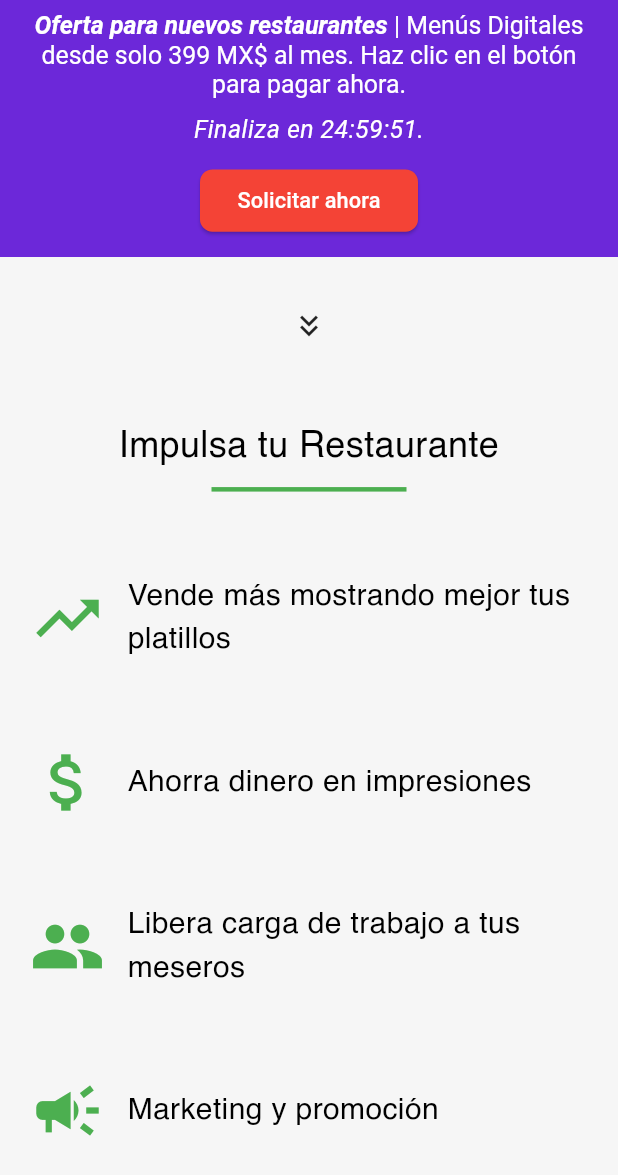
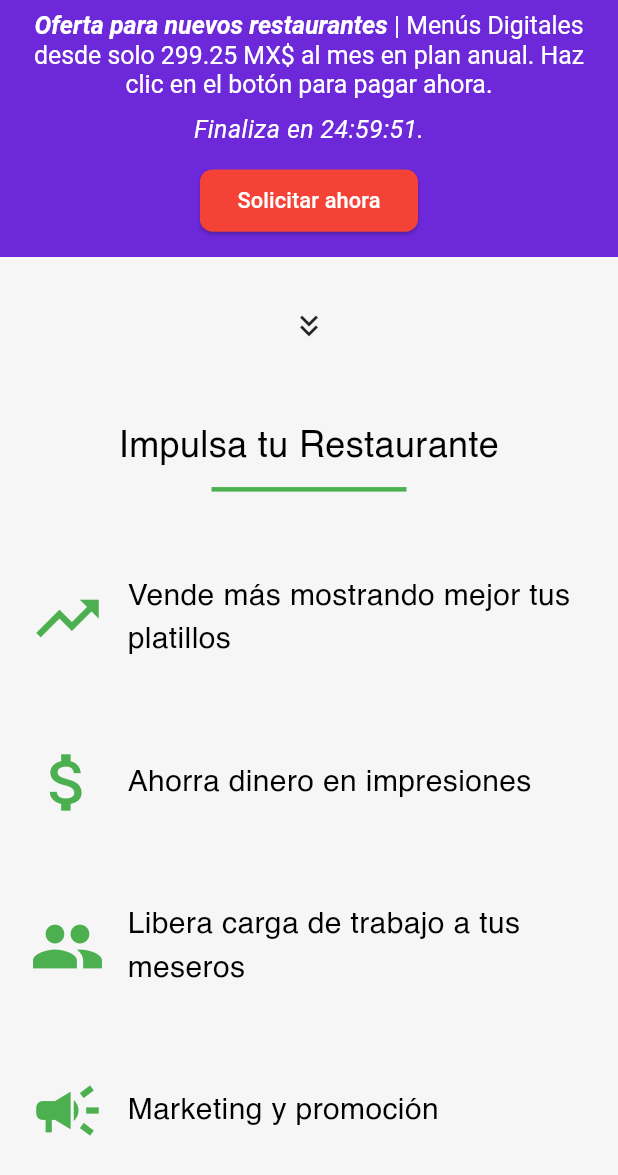
Before and after one commit to sdmunozo/menu_landing, a Flutter app: the screen it shows after launch, scrolled down 576 dp, after a tap on "Solicitar ahora", on a phone screen of 412 x 824 dp. Shown: the top 1175 px of the screen. Run offline on Flutter 3.47's test engine with Material 3 defaults, Android fonts, the phone set to English and light mode, and no system bars; our stand-ins replace auto_size_text, font_awesome_flutter, shared_preferences, video_player; network calls fail.

Commit message:
Update Landing Commit 1.9

```diff
--- a/lib/ui/pages/home_page.dart
+++ b/lib/ui/pages/home_page.dart
@@ -7,6 +7,7 @@ import 'package:landing_v3/ui/views/faq_view.dart';
 import 'package:landing_v3/ui/views/for_who_view.dart';
 import 'package:landing_v3/ui/views/menu_screens_view.dart';
 import 'package:landing_v3/ui/views/presentation_view.dart';
+import 'package:landing_v3/ui/views/suscriptions_view.dart';
 import 'package:landing_v3/ui/views/testimonials_view.dart';
 import 'package:landing_v3/ui/views/trust_elements_view.dart';
 import 'package:landing_v3/ui/views/why_us_view.dart';
@@ -61,6 +62,7 @@ class _HomeBody extends StatelessWidget {
             const MenuScreensView(),
             const ForWhoView(),
             const WhyUsView(),
+            const SuscriptionsView(),
             const TestimonialsView(),
             const FAQView(),
             const TrustElementsView(),
@@ -107,7 +109,7 @@ class _HomeBody extends StatelessWidget {
                   ),
                 ],
               ),
-            )
+            ),
           ],
         ),
       ),
--- a/lib/ui/shared/promotional_widget.dart
+++ b/lib/ui/shared/promotional_widget.dart
@@ -145,7 +145,7 @@ class BuildCallToAction extends StatelessWidget {
       padding: const EdgeInsets.all(10.0),
       child: ElevatedButton(
         onPressed: () {
-          _launchUrl(Uri.parse('https://buy.stripe.com/4gwfZ0eztgk24JWcMM'));
+          _launchUrl(Uri.parse('https://buy.stripe.com/00g4gicrld7Q2BOcMO'));
         },
         style: ElevatedButton.styleFrom(
           backgroundColor: Colors.red,
@@ -193,7 +193,7 @@ class _BuildPromotionText extends StatelessWidget {
               ),
               TextSpan(
                 text:
-                    "| Menús Digitales desde solo 399 MX\$ al mes. Haz clic en el botón para pagar ahora. ",
+                    "| Menús Digitales desde solo 299.25 MX\$ al mes en plan anual. Haz clic en el botón para pagar ahora. ",
                 style: TextStyle(
                   color: Colors.white,
                   fontSize: 16,
--- /dev/null
+++ b/lib/ui/shared/type_suscription_widget.dart
@@ -0,0 +1,316 @@
+import 'package:flutter/material.dart';
+import 'package:url_launcher/url_launcher.dart';
+import 'package:font_awesome_flutter/font_awesome_flutter.dart';
+
+class SubscriptionWidget extends StatelessWidget {
+  final String name;
+  final String pricePerMonth;
+  final String subscriptionLink;
+  final int? period;
+  final String? pricePerPeriod;
+  final String? monthsSaved;
+
+  const SubscriptionWidget({
+    Key? key,
+    required this.name,
+    required this.pricePerMonth,
+    required this.subscriptionLink,
+    this.period,
+    this.pricePerPeriod,
+    this.monthsSaved = '0',
+  }) : super(key: key);
+
+  @override
+  Widget build(BuildContext context) {
+    if (period == 1) {
+      return SizedBox();
+    }
+
+    String subscriptionText;
+    if (period == 6) {
+      subscriptionText = 'Suscripción semestral de \$$pricePerPeriod';
+    } else if (period == 12) {
+      subscriptionText = 'Suscripción anual de \$$pricePerPeriod';
+    } else {
+      subscriptionText = '';
+    }
+
+    return Stack(
+      alignment: Alignment.topCenter,
+      clipBehavior: Clip.none,
+      children: [
+        Card(
+          margin: const EdgeInsets.all(16.0),
+          child: ConstrainedBox(
+            constraints: BoxConstraints(maxWidth: 300),
+            child: Container(
+              decoration: BoxDecoration(
+                border: Border.all(
+                  color: Color(0XFF3B8686),
+                  width: 2.0,
+                ),
+                borderRadius: BorderRadius.circular(10.0),
+              ),
+              child: Padding(
+                padding: const EdgeInsets.only(
+                  top: 32.0,
+                  left: 16.0,
+                  right: 16.0,
+                  bottom: 16.0,
+                ),
+                child: Column(
+                  crossAxisAlignment: CrossAxisAlignment.start,
+                  children: [
+                    Text(
+                      name,
+                      style: TextStyle(
+                        fontSize: 22,
+                        fontWeight: FontWeight.bold,
+                        color: Colors.black,
+                      ),
+                    ),
+                    const SizedBox(height: 8),
+                    Row(
+                      children: [
+                        Padding(
+                          padding: const EdgeInsets.only(right: 8.0),
+                          child: Image.asset(
+                            'assets/tools/flag.png',
+                            width: 20,
+                            height: 20,
+                          ),
+                        ),
+                        Text(
+                          '\$$pricePerMonth/mes',
+                          style: TextStyle(
+                            fontSize: 18,
+                            fontWeight: FontWeight.normal,
+                            color: Colors.black,
+                          ),
+                        ),
+                      ],
+                    ),
+                    if (subscriptionText.isNotEmpty) ...[
+                      const SizedBox(height: 8),
+                      Text(
+                        subscriptionText,
+                        style: TextStyle(
+                          fontSize: 16,
+                          fontWeight: FontWeight.normal,
+                          color: Colors.grey[600],
+                        ),
+                      ),
+                    ],
+                    const SizedBox(height: 16),
+                    SizedBox(
+                      width: double.infinity,
+                      child: ElevatedButton(
+                        onPressed: () async {
+                          if (await canLaunch(subscriptionLink)) {
+                            await launch(subscriptionLink);
+                          } else {}
+                        },
+                        child: Text(
+                          'Suscríbete a $name',
+                          style: TextStyle(
+                            color: Colors.white,
+                            fontWeight: FontWeight.bold,
+                          ),
+                        ),
+                        style: ButtonStyle(
+                          backgroundColor:
+                              MaterialStateProperty.all(Colors.green),
+                          padding: MaterialStateProperty.all(
+                            const EdgeInsets.symmetric(vertical: 12.0),
+                          ),
+                          shape: MaterialStateProperty.all(
+                            RoundedRectangleBorder(
+                              borderRadius: BorderRadius.circular(10.0),
+                            ),
+                          ),
+                        ),
+                      ),
+                    ),
+                  ],
+                ),
+              ),
+            ),
+          ),
+        ),
+        if (monthsSaved != '0') ...[
+          Positioned(
+            top: 0,
+            child: DiscountTime(
+                discountMonths:
+                    monthsSaved != null ? int.parse(monthsSaved!) : 0),
+          ),
+        ]
+      ],
+    );
+  }
+}
+
+class DiscountTime extends StatelessWidget {
+  final int discountMonths;
+
+  const DiscountTime({Key? key, required this.discountMonths})
+      : super(key: key);
+
+  @override
+  Widget build(BuildContext context) {
+    String monthsText = discountMonths == 1 ? 'MES' : 'MESES';
+
+    return Container(
+      decoration: BoxDecoration(
+        color: Color(0XFF3B8686),
+        borderRadius: BorderRadius.circular(20.0),
+      ),
+      padding: const EdgeInsets.all(8.0),
+      child: Text(
+        "AHORRAS $discountMonths $monthsText",
+        style: TextStyle(color: Colors.white, fontSize: 10, letterSpacing: 1.5),
+      ),
+    );
+  }
+}
+
+
+/*import 'package:flutter/material.dart';
+import 'package:url_launcher/url_launcher.dart';
+
+class SubscriptionWidget extends StatelessWidget {
+  final String name;
+  final String pricePerMonth;
+  final String subscriptionLink;
+  final int? period;
+  final String? pricePerPeriod;
+  final String? monthsSaved;
+
+  const SubscriptionWidget({
+    Key? key,
+    required this.name,
+    required this.pricePerMonth,
+    required this.subscriptionLink,
+    this.period,
+    this.pricePerPeriod,
+    this.monthsSaved,
+  }) : super(key: key);
+
+  @override
+  Widget build(BuildContext context) {
+    return Stack(
+      alignment: Alignment.topCenter,
+      clipBehavior: Clip.none,
+      children: [
+        Card(
+          margin: const EdgeInsets.all(16.0),
+          child: Container(
+            decoration: BoxDecoration(
+              border: Border.all(
+                color: Color(0XFF3B8686), // Color del borde
+                width: 2.0, // Ancho del borde
+              ),
+              borderRadius: BorderRadius.circular(10.0),
+            ),
+            child: Padding(
+              padding: const EdgeInsets.only(
+                top: 32.0,
+                left: 16.0,
+                right: 16.0,
+                bottom: 16.0,
+              ),
+              child: Column(
+                crossAxisAlignment: CrossAxisAlignment.start,
+                children: [
+                  Text(
+                    name,
+                    style: TextStyle(
+                      fontSize: 22,
+                      fontWeight: FontWeight.bold,
+                      color: Colors.black,
+                    ),
+                  ),
+                  const SizedBox(height: 8),
+                  Text(
+                    '\$$pricePerMonth/mes',
+                    style: TextStyle(
+                      fontSize: 18,
+                      fontWeight: FontWeight.normal,
+                      color: Colors.black,
+                    ),
+                  ),
+                  if (pricePerPeriod != null) ...[
+                    const SizedBox(height: 8),
+                    Text(
+                      'Suscripción anual de \$$pricePerPeriod',
+                      style: TextStyle(
+                        fontSize: 16,
+                        fontWeight: FontWeight.normal,
+                        color: Colors.grey[600],
+                      ),
+                    ),
+                  ],
+                  const SizedBox(height: 16),
+                  ElevatedButton(
+                    onPressed: () async {
+                      if (await canLaunch(subscriptionLink)) {
+                        await launch(subscriptionLink);
+                      } else {
+                        // handle the error here
+                      }
+                    },
+                    child: Text(
+                      'Suscríbete a $name',
+                      style: TextStyle(
+                        color: Colors.white,
+                        fontWeight: FontWeight.bold,
+                      ),
+                    ),
+                    style: ButtonStyle(
+                      backgroundColor: MaterialStateProperty.all(Colors.green),
+                      padding: MaterialStateProperty.all(
+                        const EdgeInsets.symmetric(vertical: 12.0),
+                      ),
+                    ),
+                  ),
+                ],
+              ),
+            ),
+          ),
+        ),
+        Positioned(
+          top: 0,
+          child: DiscountTime(
+              discountMonths:
+                  monthsSaved != null ? int.parse(monthsSaved!) : 0),
+        ),
+      ],
+    );
+  }
+}
+
+class DiscountTime extends StatelessWidget {
+  final int discountMonths;
+
+  const DiscountTime({Key? key, required this.discountMonths})
+      : super(key: key);
+
+  @override
+  Widget build(BuildContext context) {
+    String monthsText = discountMonths == 1 ? 'MES' : 'MESES';
+
+    return Container(
+      decoration: BoxDecoration(
+        color: Color(0XFF3B8686),
+        borderRadius: BorderRadius.circular(20.0),
+      ),
+      padding: const EdgeInsets.all(8.0),
+      child: Text(
+        "AHORRAS $discountMonths $monthsText",
+        style: TextStyle(color: Colors.white, fontSize: 10, letterSpacing: 1.5),
+      ),
+    );
+  }
+}
+
+*/
--- /dev/null
+++ b/lib/ui/views/suscriptions_view.dart
@@ -0,0 +1,95 @@
+import 'package:flutter/material.dart';
+import 'package:font_awesome_flutter/font_awesome_flutter.dart';
+import 'package:landing_v3/ui/shared/custom_title_widget.dart';
+import 'package:landing_v3/ui/shared/trust_elements_widget.dart';
+import 'package:landing_v3/ui/shared/type_suscription_widget.dart';
+
+const maxWidth = 1000.0;
+
+double responsiveFontSize(double baseSize, BoxConstraints constraints) {
+  return constraints.maxWidth > maxWidth ? baseSize + 10 : baseSize;
+}
+
+TextStyle subtitleStyle(BoxConstraints constraints) => TextStyle(
+      fontFamily: 'Helvetica',
+      fontSize: responsiveFontSize(24, constraints),
+      fontWeight: FontWeight.normal,
+      color: Colors.black,
+    );
+
+TextStyle titleStyle(BoxConstraints constraints) => TextStyle(
+      fontFamily: 'Helvetica',
+      fontSize: responsiveFontSize(28, constraints),
+      fontWeight: FontWeight.normal,
+      color: Colors.black,
+    );
+
+class SuscriptionsView extends StatelessWidget {
+  const SuscriptionsView({super.key});
+
+  @override
+  Widget build(BuildContext context) {
+    return LayoutBuilder(builder: (context, constraints) {
+      return Column(
+        children: [
+          Container(
+            color: const Color.fromRGBO(246, 246, 246, 1),
+            child: PointsWidget(constraints: constraints),
+          ),
+        ],
+      );
+    });
+  }
+}
+
+class PointsWidget extends StatelessWidget {
+  final BoxConstraints constraints;
+
+  const PointsWidget({super.key, required this.constraints});
+
+  @override
+  Widget build(BuildContext context) {
+    return SizedBox(
+      width:
+          constraints.maxWidth > maxWidth ? constraints.maxWidth * 0.8 : null,
+      child: Column(
+        crossAxisAlignment: CrossAxisAlignment.center,
+        mainAxisAlignment: MainAxisAlignment.spaceAround,
+        children: [
+          const SizedBox(height: 20),
+          CustomTitleWidget(
+            text: "Suscríbete y potencia tu Restaurante",
+            constraints: constraints,
+            maxWidth: maxWidth,
+          ),
+          const SizedBox(height: 30),
+          const Wrap(
+            children: [
+              SubscriptionWidget(
+                name: 'Mensual',
+                pricePerMonth: '399',
+                subscriptionLink: 'https://buy.stripe.com/4gwfZ0eztgk24JWcMM',
+              ),
+              SubscriptionWidget(
+                name: 'Semestral',
+                pricePerMonth: '332.5',
+                subscriptionLink: 'https://buy.stripe.com/4gw9ACajd8RAccoeUV',
+                period: 6,
+                pricePerPeriod: '1995',
+                monthsSaved: '1',
+              ),
+              SubscriptionWidget(
+                name: 'Anual',
+                pricePerMonth: '299.25',
+                subscriptionLink: 'https://buy.stripe.com/00g4gicrld7Q2BOcMO',
+                period: 12,
+                pricePerPeriod: '3591',
+                monthsSaved: '3',
+              ),
+            ],
+          )
+        ],
+      ),
+    );
+  }
+}
```
Also changed, not shown: assets/tools/flag.png (added), 11 other files.
